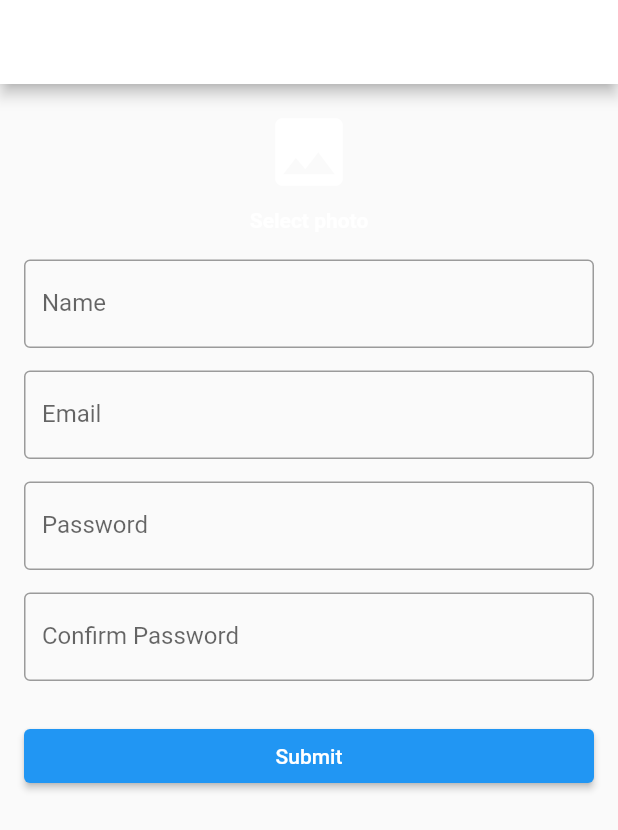
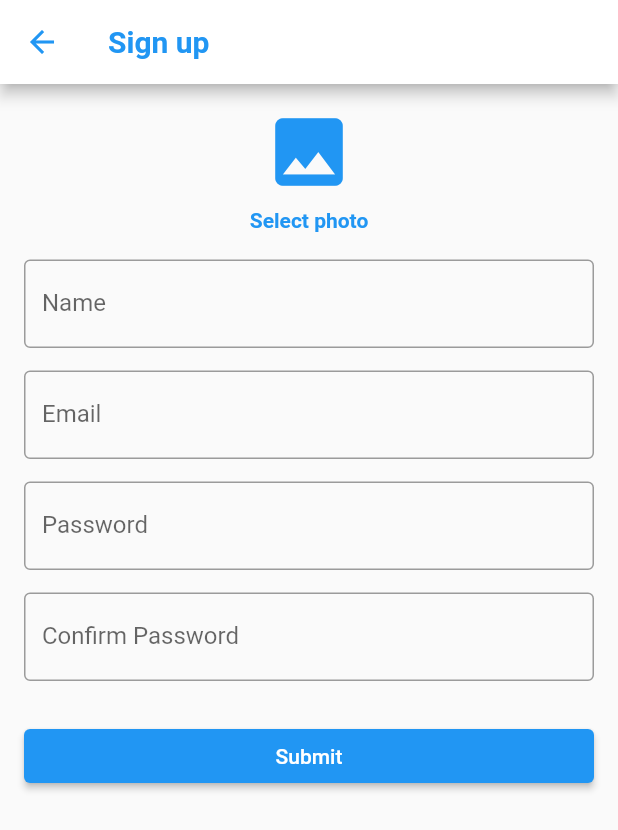
Before and after one commit to abdelrany/Ipark, a Flutter app: the screen it shows after launch, after a tap on the "arrow forward" icon, after a tap on "Skip", after a tap on "Sign up", on a phone screen of 412 x 824 dp. Shown: the top 830 px of the screen. Run offline on Flutter 3.47's test engine with Material 2 defaults, Android fonts, the light colour scheme and no system bars; our stand-ins replace cloud_firestore, firebase_auth, firebase_core, firebase_storage, flutter_image_compress, google_maps_flutter and 4 more; missing offline and left inert: flutter_facebook_auth; accounts and stored records are empty; network calls fail.

Commit message:
fix login back & text apearance

```diff
--- a/lib/home.dart
+++ b/lib/home.dart
@@ -29,9 +29,9 @@ class _HomeState extends State<Home> {
   @override
   Widget build(BuildContext context) {
     return Scaffold(
-      appBar: AppBar(
-        title: Text(MyApp.title),
-      ),
+      // appBar: AppBar(
+      //   title: Text(MyApp.title),
+      // ),
       body: Mapg(),
     );
   }
--- a/lib/main.dart
+++ b/lib/main.dart
@@ -1,8 +1,11 @@
 import 'package:firebase_core/firebase_core.dart';
 import 'package:flutter/material.dart';
+import 'package:ipark/home.dart';
 import 'package:ipark/login/login.dart';
 import 'package:ipark/pages/slides.dart';
+import 'package:ipark/sign_up/sign_up.dart';
 import 'login/email_login.dart';
+import 'package:ipark/navbar/navigation.dart';
 
 void main() {
   WidgetsFlutterBinding.ensureInitialized();
@@ -11,8 +14,13 @@ void main() {
 
 class MyApp extends StatelessWidget {
   final _initialization = Firebase.initializeApp();
-
   static String title = "I park";
+  final routes = <String, WidgetBuilder>{
+    /* add this line */
+    BottomNavigationPage.tag: (context) => BottomNavigationPage(),
+    /* add this line */
+    // SignUp.tag: (context) => SignIn(), /* add this line */
+  }; /* add this line */
 
   @override
   Widget build(BuildContext context) {
@@ -26,10 +34,10 @@ class MyApp extends StatelessWidget {
           return MaterialApp(
             title: title,
             theme: ThemeData(
-              primaryColor: Colors.white,
               primarySwatch: Colors.blue,
             ),
             home: Slides(),
+            routes: routes, /* add this line */
           );
         });
   }
--- a/lib/navbar/navigation.dart
+++ b/lib/navbar/navigation.dart
@@ -6,8 +6,8 @@ import 'package:ipark/navbar/Settings.dart';
 import 'package:ipark/navbar/booking.dart';
 import 'package:ipark/navbar/notofications.dart';
 
-
 class BottomNavigationPage extends StatefulWidget {
+  static String tag = 'BottomNavigationPage'; /* add this line*/
   @override
   _BottomNavigationPageState createState() => _BottomNavigationPageState();
 }
--- a/lib/pages/slides.dart
+++ b/lib/pages/slides.dart
@@ -60,13 +60,13 @@ class Slides extends StatelessWidget {
           next: Icon(Icons.arrow_forward),
           dotsDecorator: getDotDecoration(),
           onChange: (index) => print('Page $index selected'),
-          globalBackgroundColor: Theme.of(context).primaryColor,
+          globalBackgroundColor: Colors.white,
           skipFlex: 0,
           nextFlex: 0,
-          // isProgressTap: false,
-          // isProgress: false,
-          // showNextButton: false,
-          // freeze: true,
+          // isProgressTap: true,
+          // isProgress: true,
+          // showNextButton: true,
+          // // freeze: true,
           // animationDuration: 1000,
         ),
       );
@@ -80,7 +80,7 @@ class Slides extends StatelessWidget {
 
   DotsDecorator getDotDecoration() => DotsDecorator(
         color: Color(0xFFBDBDBD),
-        //activeColor: Colors.orange,
+        activeColor: Colors.blue,
         size: Size(10, 10),
         activeSize: Size(22, 10),
         activeShape: RoundedRectangleBorder(
--- a/lib/sign_up/sign_up.dart
+++ b/lib/sign_up/sign_up.dart
@@ -81,7 +81,8 @@ class _SignUpState extends State<SignUp> {
             ),
           ],
         ]),
-        ));
+      ),
+    );
   }
 
   String? _requiredValidator(String? text) {
--- a/lib/widgets/button_widget.dart
+++ b/lib/widgets/button_widget.dart
@@ -1,4 +1,6 @@
 import 'package:flutter/material.dart';
+
+// this not working any more
 
 class ButtonWidget extends StatelessWidget {
   final String text;
```
Also changed, not shown: lib/Login/email_login.dart (+5 -2 lines). Lines whose indentation alone changed are shown as unchanged.
